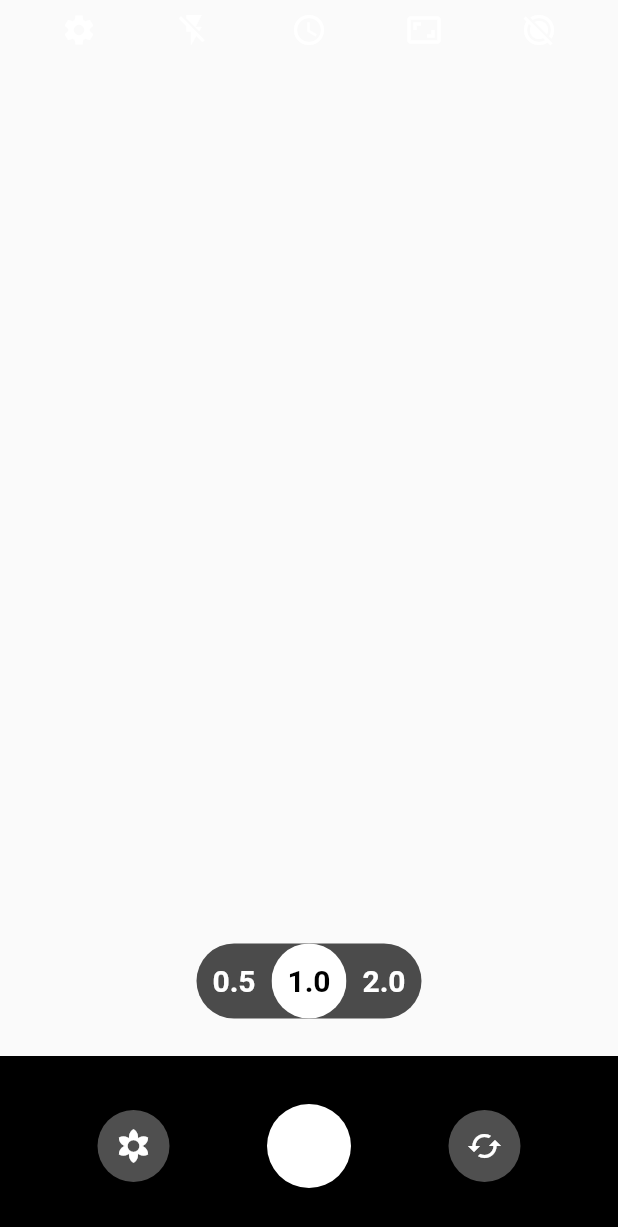
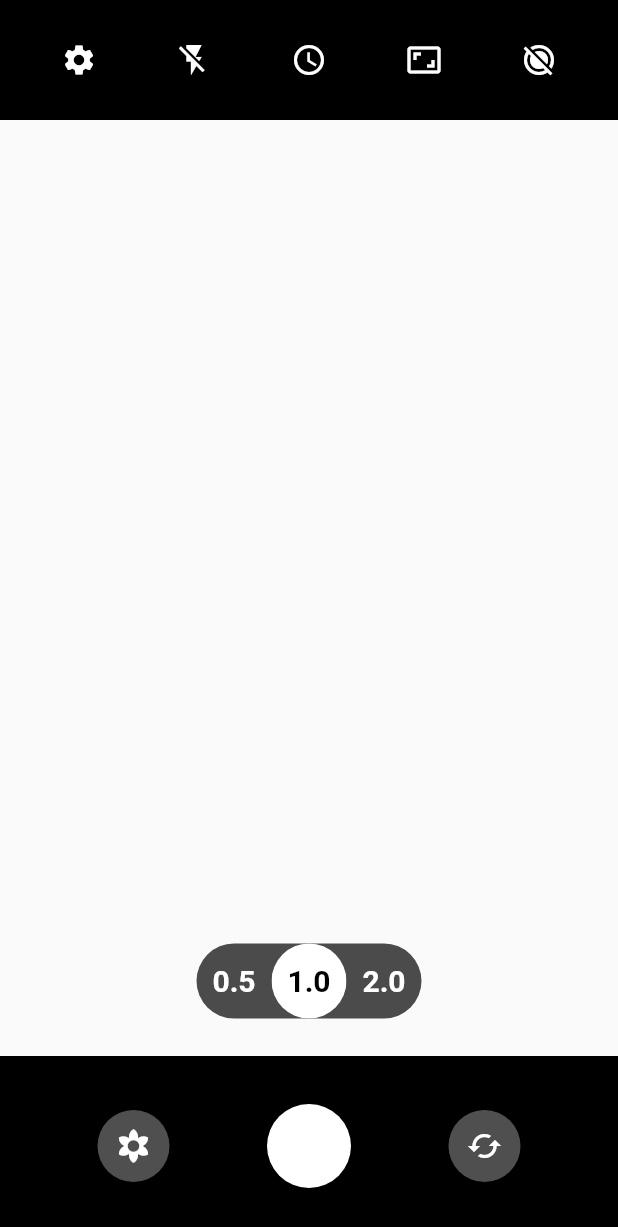
Before and after one commit to JIEEEN/SMART-ME, a Flutter app: the screen it shows after launch, on a phone screen of 412 x 824 dp. Shown: the top 1227 px of the screen. Run offline on Flutter 3.47's test engine with Material 2 defaults, Android fonts, the phone set to English and light mode, and no system bars.

Commit message:
[MOD] fix camera top toolbar display bug

```diff
--- a/lib/camera/android_camera.dart
+++ b/lib/camera/android_camera.dart
@@ -20,8 +20,10 @@ class _GetAndroidCameraState extends State<GetAndroidCamera> {
   @override
   Widget build(BuildContext context) {
     return Scaffold(
-      body: Container(
-        child: Column(mainAxisAlignment: MainAxisAlignment.end, children: [
+      appBar: AppBar(backgroundColor: Colors.black, toolbarHeight: 0,),
+      body: Column(
+        mainAxisAlignment: MainAxisAlignment.end,
+        children: [
           Expanded(
             child: Align(
               alignment: Alignment.topCenter,
@@ -86,11 +88,6 @@ class _GetAndroidCameraState extends State<GetAndroidCamera> {
               ),
             ),
           ),
-        ]),
-      ),
-      bottomNavigationBar: Column(
-        mainAxisAlignment: MainAxisAlignment.end,
-        children: [
           Container(
             width: 150.0,
             height: 50.0,
```
